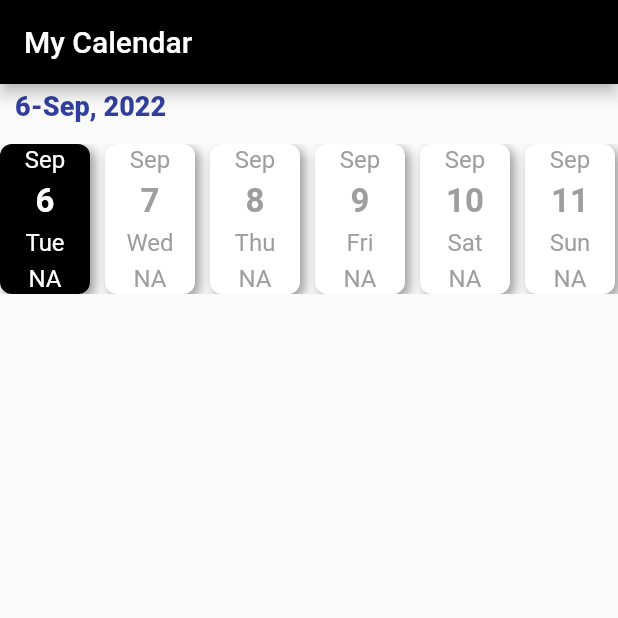
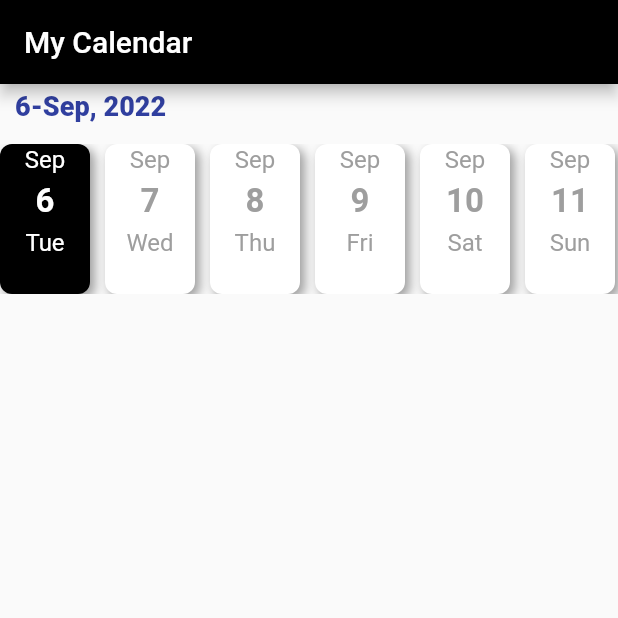
Before and after one commit to romajc84/test_calendart, a Flutter app: the screen it shows after launch, on a phone screen of 412 x 824 dp, the top half of it. Run offline on Flutter 3.47's test engine with Material 2 defaults, Android fonts, the phone set to English and light mode, and no system bars.

Commit message:
tried adding Map

```diff
--- a/lib/main.dart
+++ b/lib/main.dart
@@ -1,6 +1,5 @@
 import 'package:flutter/cupertino.dart';
 import 'package:flutter/material.dart';
-import 'package:intl/intl.dart';
 
 void main() => runApp(const MyApp());
 
@@ -46,7 +45,17 @@ class _CalendarState extends State<Calendar> {
     "Dec"
   ];
 
-  List<String> listOfDays = ["Mon", "Tue", "Wed", "Thu", "Fri", "Sat", "Sun"];
+  // List<String> listOfDays = ["Mon", "Tue", "Wed", "Thu", "Fri", "Sat", "Sun"];
+
+  List<Map<String, String>> listOfDays = [
+    {"day": "Mon", "time": ''},
+    {"day": "Tue", "time": ''},
+    {"day": "Wed", "time": ''},
+    {"day": "Thu", "time": ''},
+    {"day": "Fri", "time": ''},
+    {"day": "Sat", "time": ''},
+    {"day": "Sun", "time": ''},
+  ];
 
   @override
   Widget build(BuildContext context) {
@@ -145,7 +154,7 @@ class _CalendarState extends State<Calendar> {
                             listOfDays[DateTime.now()
                                         .add(Duration(days: index))
                                         .weekday -
-                                    1]
+                                    1]["day"]
                                 .toString(),
                             style: TextStyle(
                                 fontSize: 16,
@@ -155,9 +164,10 @@ class _CalendarState extends State<Calendar> {
                           ),
                           const SizedBox(height: 5),
                           Text(
-                            time == null
-                                ? 'NA'
-                                : DateFormat.Hm().format(time!).toString(),
+                            // time == null
+                            //     ? ''
+                            //     : DateFormat.Hm().format(time!).toString(),
+                            listOfDays[currentDateSelectedIndex]["time"]!,
                             style: TextStyle(
                                 fontSize: 16,
                                 color: currentDateSelectedIndex == index
@@ -209,6 +219,7 @@ class _CalendarState extends State<Calendar> {
         setState(() {
           intialTime = changedTime;
           time = changedTime;
+          listOfDays[currentDateSelectedIndex]["time"] = time.toString();
         });
       },
     );
```
